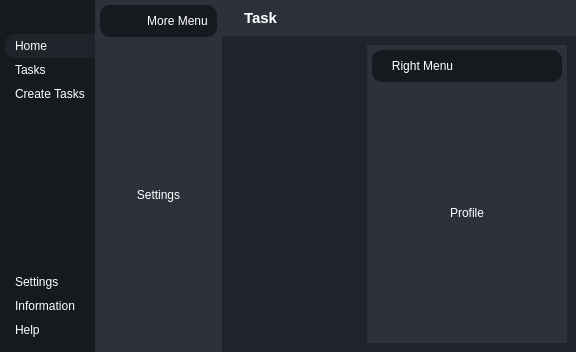
The window that MainUI.ui (saiedjames7/saiedjames7-ToDoListAppForCranfield) describes before a commit, drawn with Qt 5.
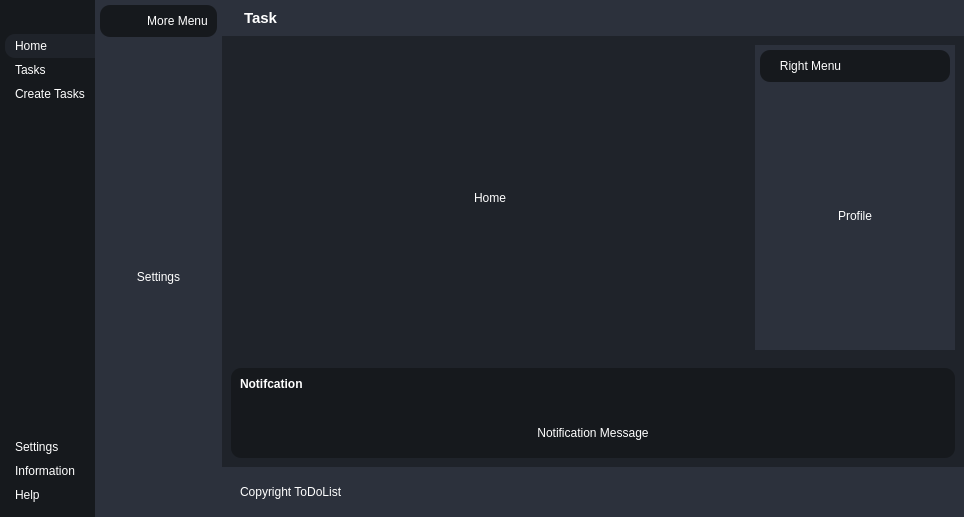
The same window after the commit. Icons and pictures are not drawn.

Commit message: Finished Basic GUI Design and Created Main Python File

```diff
--- a/MainUI.ui
+++ b/MainUI.ui
@@ -6,10 +6,16 @@
    <rect>
     <x>0</x>
     <y>0</y>
-    <width>576</width>
-    <height>352</height>
+    <width>964</width>
+    <height>517</height>
    </rect>
   </property>
+  <property name="sizePolicy">
+   <sizepolicy hsizetype="Expanding" vsizetype="Preferred">
+    <horstretch>0</horstretch>
+    <verstretch>0</verstretch>
+   </sizepolicy>
+  </property>
   <property name="maximumSize">
    <size>
     <width>2000</width>
@@ -34,7 +40,7 @@
 	background-color: #1f232a;
 }
 
-#headerContainer{
+#headerContainer, #footerContainer{
 	background-color: #2c313c;
 
 }
@@ -53,7 +59,7 @@
 	background-color: #2c313c;
 }
 
-#frame_2, #frame_7{
+#frame_2, #frame_7, #popupNotifcationSubContainer{
 	background-color: #16191d;
 	border-radius: 10px;
 }</string>
@@ -539,7 +545,7 @@
        <property name="bottomMargin">
         <number>0</number>
        </property>
-       <item alignment="Qt::AlignTop">
+       <item>
         <widget class="QWidget" name="headerContainer" native="true">
          <layout class="QHBoxLayout" name="horizontalLayout_5">
           <item alignment="Qt::AlignLeft">
@@ -751,7 +757,56 @@
          </property>
          <layout class="QHBoxLayout" name="horizontalLayout_8">
           <item>
-           <widget class="QWidget" name="mainContentsContainer" native="true"/>
+           <widget class="QWidget" name="mainContentsContainer" native="true">
+            <layout class="QVBoxLayout" name="verticalLayout_14">
+             <item>
+              <widget class="QStackedWidget" name="stackedWidget_3">
+               <widget class="QWidget" name="page">
+                <layout class="QVBoxLayout" name="verticalLayout_15">
+                 <item>
+                  <widget class="QLabel" name="label_10">
+                   <property name="text">
+                    <string>Home</string>
+                   </property>
+                   <property name="alignment">
+                    <set>Qt::AlignCenter</set>
+                   </property>
+                  </widget>
+                 </item>
+                </layout>
+               </widget>
+               <widget class="QWidget" name="page_2">
+                <layout class="QVBoxLayout" name="verticalLayout_16">
+                 <item>
+                  <widget class="QLabel" name="label_11">
+                   <property name="text">
+                    <string>Tasks</string>
+                   </property>
+                   <property name="alignment">
+                    <set>Qt::AlignCenter</set>
+                   </property>
+                  </widget>
+                 </item>
+                </layout>
+               </widget>
+               <widget class="QWidget" name="page_3">
+                <layout class="QVBoxLayout" name="verticalLayout_17">
+                 <item>
+                  <widget class="QLabel" name="label_12">
+                   <property name="text">
+                    <string>Create Tasks</string>
+                   </property>
+                   <property name="alignment">
+                    <set>Qt::AlignCenter</set>
+                   </property>
+                  </widget>
+                 </item>
+                </layout>
+               </widget>
+              </widget>
+             </item>
+            </layout>
+           </widget>
           </item>
           <item alignment="Qt::AlignRight">
            <widget class="QWidget" name="rightMenuContainer" native="true">
@@ -875,6 +930,120 @@
          </layout>
         </widget>
        </item>
+       <item>
+        <widget class="QWidget" name="popupNotificationContainer" native="true">
+         <layout class="QVBoxLayout" name="verticalLayout_18">
+          <item>
+           <widget class="QWidget" name="popupNotifcationSubContainer" native="true">
+            <layout class="QVBoxLayout" name="verticalLayout_19">
+             <item>
+              <widget class="QLabel" name="label_15">
+               <property name="font">
+                <font>
+                 <weight>75</weight>
+                 <bold>true</bold>
+                </font>
+               </property>
+               <property name="text">
+                <string>Notifcation</string>
+               </property>
+              </widget>
+             </item>
+             <item>
+              <widget class="QFrame" name="frame_8">
+               <property name="frameShape">
+                <enum>QFrame::StyledPanel</enum>
+               </property>
+               <property name="frameShadow">
+                <enum>QFrame::Raised</enum>
+               </property>
+               <layout class="QVBoxLayout" name="verticalLayout_20">
+                <item alignment="Qt::AlignRight">
+                 <widget class="QPushButton" name="pushButton_8">
+                  <property name="toolTip">
+                   <string>Close notifcations</string>
+                  </property>
+                  <property name="text">
+                   <string/>
+                  </property>
+                  <property name="icon">
+                   <iconset>
+                    <normaloff>Icons/x-octagon.svg</normaloff>Icons/x-octagon.svg</iconset>
+                  </property>
+                  <property name="iconSize">
+                   <size>
+                    <width>24</width>
+                    <height>24</height>
+                   </size>
+                  </property>
+                 </widget>
+                </item>
+                <item>
+                 <widget class="QLabel" name="label_13">
+                  <property name="sizePolicy">
+                   <sizepolicy hsizetype="Expanding" vsizetype="Preferred">
+                    <horstretch>0</horstretch>
+                    <verstretch>0</verstretch>
+                   </sizepolicy>
+                  </property>
+                  <property name="text">
+                   <string>Notification Message</string>
+                  </property>
+                  <property name="alignment">
+                   <set>Qt::AlignCenter</set>
+                  </property>
+                 </widget>
+                </item>
+               </layout>
+              </widget>
+             </item>
+            </layout>
+           </widget>
+          </item>
+         </layout>
+        </widget>
+       </item>
+       <item>
+        <widget class="QWidget" name="footerContainer" native="true">
+         <layout class="QHBoxLayout" name="horizontalLayout_14">
+          <item>
+           <widget class="QFrame" name="frame_12">
+            <property name="frameShape">
+             <enum>QFrame::StyledPanel</enum>
+            </property>
+            <property name="frameShadow">
+             <enum>QFrame::Raised</enum>
+            </property>
+            <layout class="QHBoxLayout" name="horizontalLayout_15">
+             <item>
+              <widget class="QLabel" name="label_17">
+               <property name="text">
+                <string>Copyright ToDoList</string>
+               </property>
+              </widget>
+             </item>
+            </layout>
+           </widget>
+          </item>
+          <item>
+           <widget class="QFrame" name="sizeGrip">
+            <property name="minimumSize">
+             <size>
+              <width>10</width>
+              <height>10</height>
+             </size>
+            </property>
+            <property name="frameShape">
+             <enum>QFrame::StyledPanel</enum>
+            </property>
+            <property name="frameShadow">
+             <enum>QFrame::Raised</enum>
+            </property>
+           </widget>
+          </item>
+         </layout>
+        </widget>
+       </item>
       </layout>
      </widget>
     </item>
```
Left out of the diff: 18 changed lines with no effect on the pictures. The commit also changes 5 other files.
